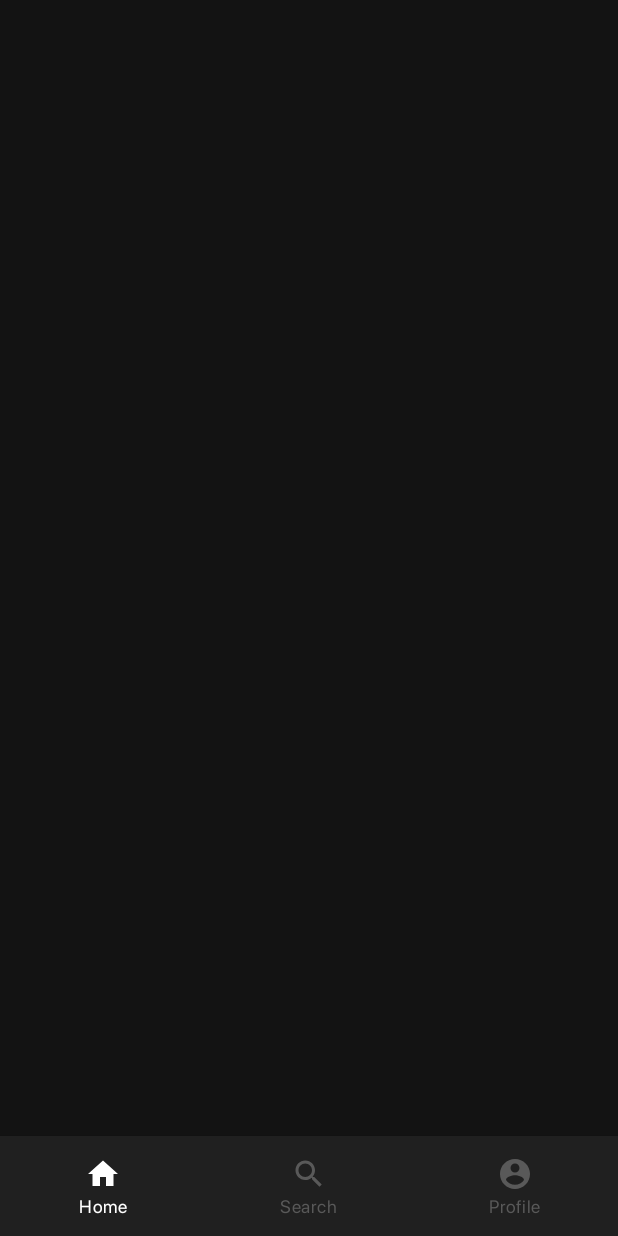
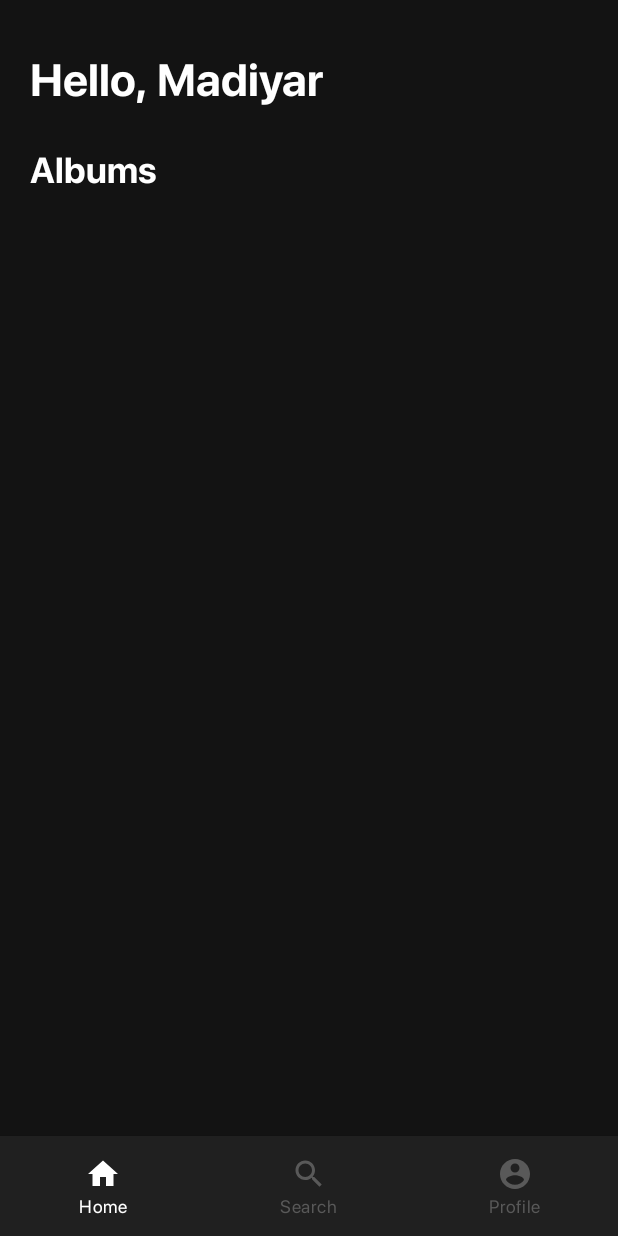
Before and after one commit to truebeliever17/soulbeats, an Android app: the screen it shows after launch (MainActivity), on a phone screen of 412 x 824 dp. Run offline under Robolectric (Android 15) with nearby library versions, the phone set to English and light mode, and no system bars.

Commit message:
Add simple textviews

```diff
--- a/android/app/src/main/res/layout/fragment_home.xml
+++ b/android/app/src/main/res/layout/fragment_home.xml
@@ -1,7 +1,31 @@
 <?xml version="1.0" encoding="utf-8"?>
 <androidx.constraintlayout.widget.ConstraintLayout
     xmlns:android="http://schemas.android.com/apk/res/android"
+    xmlns:app="http://schemas.android.com/apk/res-auto"
     android:layout_width="match_parent"
     android:layout_height="match_parent">
 
+    <TextView
+        android:id="@+id/greetings_tv"
+        android:layout_width="wrap_content"
+        android:layout_height="wrap_content"
+        android:layout_marginStart="@dimen/margin_default"
+        android:layout_marginTop="32dp"
+        android:fontFamily="@font/sf_pro_bold"
+        android:text="Hello, Madiyar"
+        android:textSize="@dimen/font_huge"
+        app:layout_constraintStart_toStartOf="parent"
+        app:layout_constraintTop_toTopOf="parent" />
+
+    <TextView
+        android:layout_width="wrap_content"
+        android:layout_height="wrap_content"
+        android:layout_marginStart="@dimen/margin_default"
+        android:layout_marginTop="24dp"
+        android:fontFamily="@font/sf_pro_bold"
+        android:text="@string/albums"
+        android:textSize="@dimen/font_larger"
+        app:layout_constraintStart_toStartOf="parent"
+        app:layout_constraintTop_toBottomOf="@id/greetings_tv" />
+
 </androidx.constraintlayout.widget.ConstraintLayout>
```
